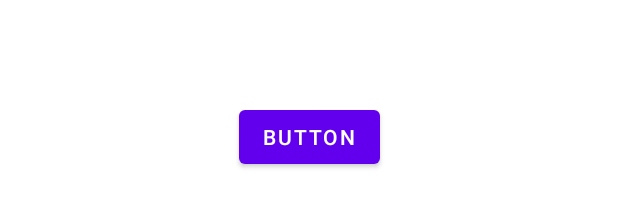
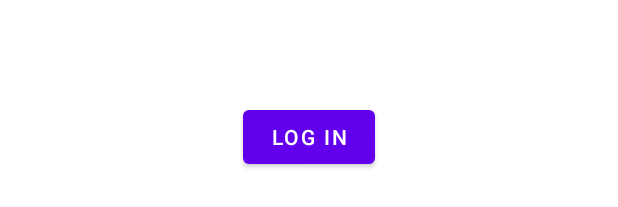
Before and after one commit to bingqianyang1/A7-Stick-It-To-Em-, an Android app: the layout activity_login.xml on its own in the app's theme, with its tools: preview values and no code run, on a phone screen of 412 x 824 dp. Shown: the part 698-905 px from the top of the screen. Run offline under Robolectric (Android 15) with nearby library versions, the phone set to English and light mode, and no system bars.

Commit message:
changed launch page

```diff
--- a/app/src/main/AndroidManifest.xml
+++ b/app/src/main/AndroidManifest.xml
@@ -10,10 +10,10 @@
         android:supportsRtl="true"
         android:theme="@style/Theme.A7_Stick_It_To_Em">
         <activity
-            android:name=".Login"
+            android:name=".MainActivity"
             android:exported="false" />
         <activity
-            android:name=".MainActivity"
+            android:name=".Login"
             android:exported="true">
             <intent-filter>
                 <action android:name="android.intent.action.MAIN" />
--- a/app/src/main/res/layout/activity_login.xml
+++ b/app/src/main/res/layout/activity_login.xml
@@ -23,7 +23,7 @@
         android:id="@+id/login"
         android:layout_width="wrap_content"
         android:layout_height="wrap_content"
-        android:text="Button"
+        android:text="Log in"
         app:layout_constraintBottom_toBottomOf="parent"
         app:layout_constraintEnd_toEndOf="parent"
         app:layout_constraintStart_toStartOf="parent"
```
Also changed, not shown: app/src/main/java/edu/neu/madcourse/a7_stick_it_to_em/Login.java (+12 -0 lines).
